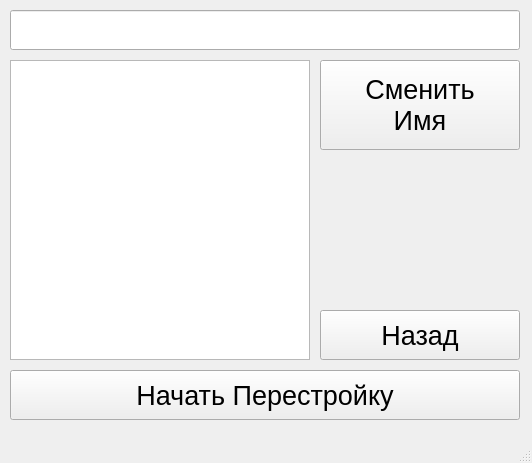
The window that mainWindow.ui (AndayGriF/Restructuring_Ver0.2) describes before a commit, drawn with Qt 5.
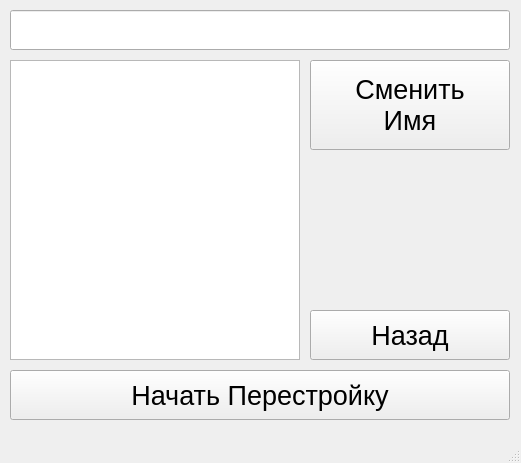
The same window after the commit. The open tabs and pages were chosen to show the change.

Commit message: переход на игровую форму

What changed in the file:
```diff
--- a/mainWindow.ui
+++ b/mainWindow.ui
@@ -6,7 +6,7 @@
    <rect>
     <x>0</x>
     <y>0</y>
-    <width>532</width>
+    <width>521</width>
     <height>463</height>
    </rect>
   </property>
@@ -17,7 +17,7 @@
    <widget class="QStackedWidget" name="stackedWidget">
     <property name="geometry">
      <rect>
-      <x>10</x>
+      <x>0</x>
       <y>0</y>
       <width>521</width>
       <height>421</height>
@@ -104,9 +104,9 @@
      <widget class="QPushButton" name="startGameButton">
       <property name="geometry">
        <rect>
-        <x>0</x>
+        <x>10</x>
         <y>370</y>
-        <width>510</width>
+        <width>500</width>
         <height>50</height>
        </rect>
       </property>
@@ -122,9 +122,9 @@
      <widget class="QLineEdit" name="nicknameEdit">
       <property name="geometry">
        <rect>
-        <x>0</x>
+        <x>10</x>
         <y>10</y>
-        <width>510</width>
+        <width>500</width>
         <height>40</height>
        </rect>
       </property>
@@ -156,9 +156,9 @@
      <widget class="QTextEdit" name="listPlayers">
       <property name="geometry">
        <rect>
-        <x>0</x>
+        <x>10</x>
         <y>60</y>
-        <width>300</width>
+        <width>290</width>
         <height>300</height>
        </rect>
       </property>
```
Left out of the diff: 11 changed lines with no effect on the pictures. The commit also changes 1 other file.
